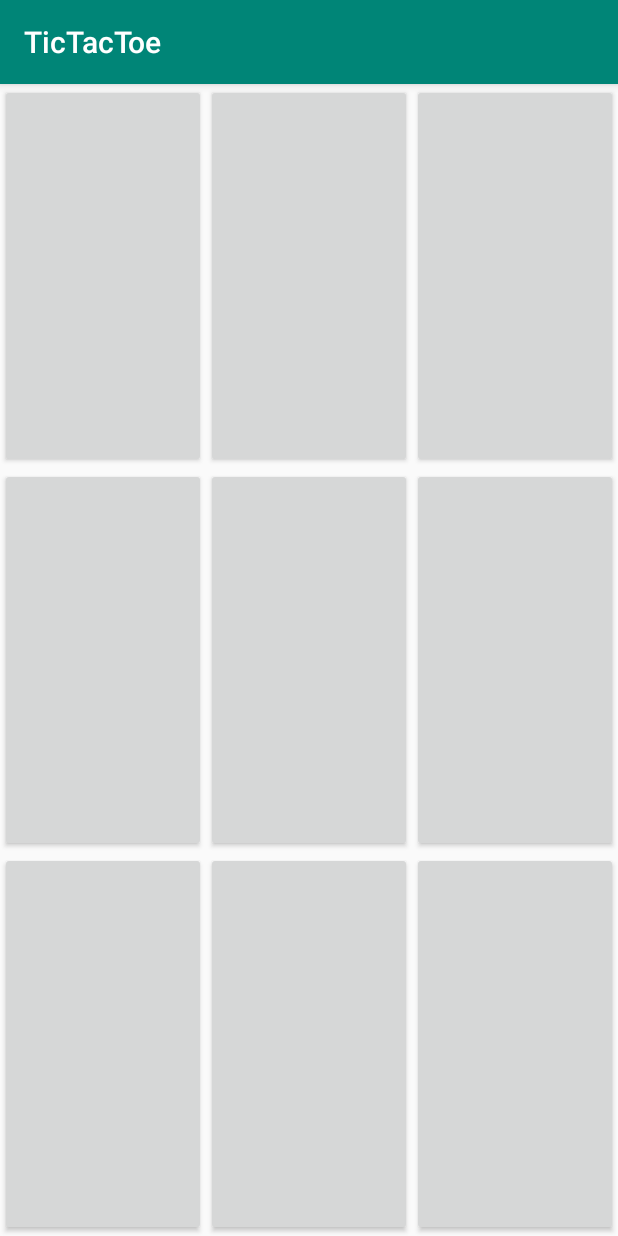
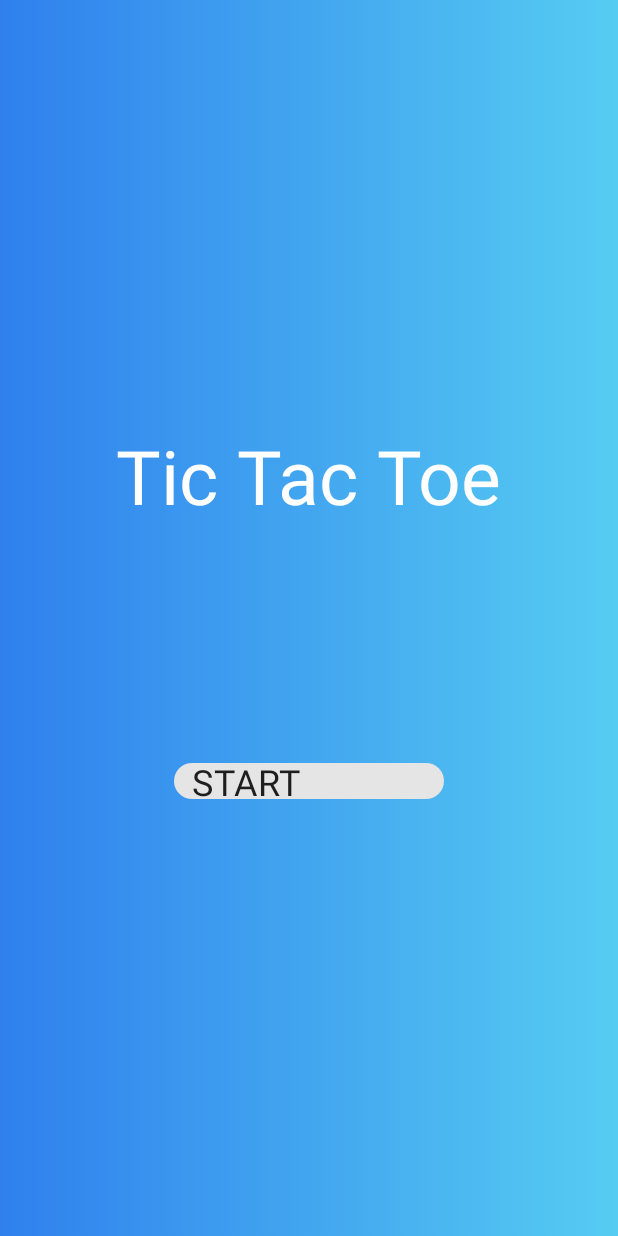
Before and after one commit to panospost/TicTacToe, an Android app: the screen it shows after launch (MainActivity), on a phone screen of 412 x 824 dp. Run offline under Robolectric (Android 15) with nearby library versions, the phone set to English and light mode, and no system bars; libraries missing offline, so code that uses them is left out: org.jetbrains.anko.

Commit message:
added ladning activity view, need to add the game board

```diff
--- a/app/build.gradle
+++ b/app/build.gradle
@@ -25,14 +25,15 @@ android {
 }
 
 dependencies {
-
+    androidTestImplementation 'androidx.test:runner:1.1.2-alpha02'
+    androidTestImplementation 'androidx.test.espresso:espresso-core:3.2.0-alpha02'
     implementation fileTree(dir: 'libs', include: ['*.jar'])
     implementation"org.jetbrains.kotlin:kotlin-stdlib-jdk7:$kotlin_version"
-    implementation 'androidx.appcompat:appcompat:1.0.0-beta01'
+    implementation 'androidx.appcompat:appcompat:1.1.0-alpha03'
     implementation 'androidx.constraintlayout:constraintlayout:1.1.3'
     testImplementation 'junit:junit:4.12'
-    androidTestImplementation 'androidx.test:runner:1.1.0-alpha4'
-    androidTestImplementation 'androidx.test.espresso:espresso-core:3.1.0-alpha4'
-    implementation 'androidx.core:core-ktx:1.0.0'
+    implementation 'com.google.android.material:material:1.0.0'
+    implementation 'com.android.support:design:28.0.0'
+    implementation 'androidx.core:core-ktx:1.0.1'
     implementation "org.jetbrains.anko:anko:$anko_version"
 }
--- a/app/src/main/java/com/post/ppc/tictactoe/MainActivity.kt
+++ b/app/src/main/java/com/post/ppc/tictactoe/MainActivity.kt
@@ -22,7 +22,7 @@ class MainActivity : AppCompatActivity(),View.OnClickListener {
 
     override fun onCreate(savedInstanceState: Bundle?) {
         super.onCreate(savedInstanceState)
-        setContentView(R.layout.activity_main)
+        setContentView(R.layout.activity_maint)
         setUpUI()
     }
     /*
--- /dev/null
+++ b/app/src/main/res/drawable/ai_turn_icon.xml
@@ -0,0 +1,5 @@
+<vector android:height="24dp" android:tint="#9A0600"
+    android:viewportHeight="24.0" android:viewportWidth="24.0"
+    android:width="24dp" xmlns:android="http://schemas.android.com/apk/res/android">
+    <path android:fillColor="#FF000000" android:pathData="M12,2C6.48,2 2,6.48 2,12s4.48,10 10,10 10,-4.48 10,-10S17.52,2 12,2zM12,20c-4.42,0 -8,-3.58 -8,-8s3.58,-8 8,-8 8,3.58 8,8 -3.58,8 -8,8z"/>
+</vector>
--- /dev/null
+++ b/app/src/main/res/drawable/background_gradient.xml
@@ -0,0 +1,12 @@
+<?xml version="1.0" encoding="utf-8"?>
+<selector xmlns:android="http://schemas.android.com/apk/res/android">
+    <item>
+        <shape>
+            <gradient
+                    android:angle="180"
+                    android:startColor="#56CCF2"
+                    android:endColor="#2F80ED"
+                    android:type="linear" />
+        </shape>
+    </item>
+</selector>
--- /dev/null
+++ b/app/src/main/res/drawable/ic_clear_black_24dp.xml
@@ -0,0 +1,5 @@
+<vector android:height="24dp" android:tint="#58849A"
+    android:viewportHeight="24.0" android:viewportWidth="24.0"
+    android:width="24dp" xmlns:android="http://schemas.android.com/apk/res/android">
+    <path android:fillColor="#FF000000" android:pathData="M19,6.41L17.59,5 12,10.59 6.41,5 5,6.41 10.59,12 5,17.59 6.41,19 12,13.41 17.59,19 19,17.59 13.41,12z"/>
+</vector>
--- a/app/src/main/res/layout/activity_main.xml
+++ /dev/null
@@ -1,86 +0,0 @@
-<?xml version="1.0" encoding="utf-8"?>
-<LinearLayout
-        xmlns:android="http://schemas.android.com/apk/res/android"
-        xmlns:tools="http://schemas.android.com/tools"
-        android:layout_width="match_parent"
-        android:layout_height="match_parent"
-        android:orientation="vertical"
-        tools:context=".MainActivity">
-
-    <LinearLayout android:id="@+id/firstRow"
-            android:layout_width="match_parent"
-                  android:orientation="horizontal"
-                  android:layout_height="0dp"
-                  android:layout_weight ="1">
-        <Button
-                android:id="@+id/button_00"
-                android:layout_width="0dp"
-                android:layout_height="match_parent"
-                android:tag="0"
-        android:layout_weight="1"/>
-        <Button
-                android:id="@+id/button_01"
-                android:tag="1"
-                android:layout_width="0dp"
-                android:layout_height="match_parent"
-                android:layout_weight="1"/>
-        <Button
-                android:id="@+id/button_02"
-                android:tag="2"
-                android:layout_width="0dp"
-                android:layout_height="match_parent"
-                android:layout_weight="1"/>
-
-    </LinearLayout>
-    <LinearLayout android:id="@+id/secondRow"
-                  android:layout_width="match_parent"
-                  android:orientation="horizontal"
-                  android:layout_height="0dp"
-                  android:layout_weight ="1">
-        <Button
-                android:id="@+id/button_10"
-                android:tag="3"
-                android:layout_width="0dp"
-                android:layout_height="match_parent"
-                android:layout_weight="1"/>
-        <Button
-                android:id="@+id/button_11"
-                android:tag="4"
-                android:layout_width="0dp"
-                android:layout_height="match_parent"
-                android:layout_weight="1"/>
-        <Button
-                android:id="@+id/button_12"
-                android:tag="5"
-                android:layout_width="0dp"
-                android:layout_height="match_parent"
-                android:layout_weight="1"/>
-
-    </LinearLayout>
-    <LinearLayout android:id="@+id/thirdRow"
-                  android:layout_width="match_parent"
-                  android:orientation="horizontal"
-                  android:layout_height="0dp"
-                  android:layout_weight ="1">
-        <Button
-                android:id="@+id/button_20"
-                android:tag="6"
-                android:layout_width="0dp"
-                android:layout_height="match_parent"
-                android:layout_weight="1"/>
-        <Button
-                android:id="@+id/button_21"
-                android:tag="7"
-                android:layout_width="0dp"
-                android:layout_height="match_parent"
-                android:layout_weight="1"/>
-        <Button
-                android:id="@+id/button_22"
-                android:tag="8"
-                android:layout_width="0dp"
-                android:layout_height="match_parent"
-                android:layout_weight="1"/>
-
-    </LinearLayout>
-
-</LinearLayout>
--- /dev/null
+++ b/app/src/main/res/layout/activity_maint.xml
@@ -0,0 +1,25 @@
+<?xml version="1.0" encoding="utf-8"?>
+<RelativeLayout
+        xmlns:android="http://schemas.android.com/apk/res/android"
+
+        android:background="@drawable/background_gradient"
+        android:layout_width="match_parent"
+        android:layout_height="match_parent"
+        android:gravity="center">
+    <TextView
+            android:layout_above="@+id/chip2"
+            android:layout_centerHorizontal="true"
+            android:text="@string/game_title"
+            android:textSize="50sp"
+            android:textColor="#ffffff"
+            android:layout_marginBottom="150dp"
+            android:layout_width="wrap_content"
+            android:layout_height="wrap_content" android:id="@+id/game_title"/>
+    <com.google.android.material.chip.Chip
+            android:layout_width="180dp"
+            android:layout_centerHorizontal="true"
+            android:layout_height="40dp" android:id="@+id/chip2" android:text="@string/start" android:textAllCaps="true"
+            android:textSize="24sp" android:gravity="center_horizontal"
+            android:foregroundGravity="center_vertical|center" android:paddingLeft="60dp" android:paddingStart="60dp"/>
+
+</RelativeLayout>
--- a/app/src/main/res/values/colors.xml
+++ b/app/src/main/res/values/colors.xml
@@ -2,5 +2,7 @@
 <resources>
     <color name="colorPrimary">#008577</color>
     <color name="colorPrimaryDark">#00574B</color>
-    <color name="colorAccent">#D81B60</color>
+    <color name="black">#000000</color>
+    <color name="colorAccent">#DBCDD2</color>
+    <color name="button_background_color">#A0A0A0</color>
 </resources>
--- /dev/null
+++ b/app/src/main/res/values/dimens.xml
@@ -0,0 +1,6 @@
+<?xml version="1.0" encoding="utf-8"?>
+<resources>
+    <dimen name="margin_buttons">1dp</dimen>
+    <dimen name="button_width">130dp</dimen>
+    <dimen name="button_height">150dp</dimen>
+</resources>
--- a/app/src/main/res/values/strings.xml
+++ b/app/src/main/res/values/strings.xml
@@ -1,3 +1,5 @@
 <resources>
     <string name="app_name">TicTacToe</string>
+    <string name="start">Start</string>
+    <string name="game_title">Tic Tac Toe</string>
 </resources>
--- a/app/src/main/res/values/styles.xml
+++ b/app/src/main/res/values/styles.xml
@@ -1,7 +1,7 @@
 <resources>
 
     <!-- Base application theme. -->
-    <style name="AppTheme" parent="Theme.AppCompat.Light.DarkActionBar">
+    <style name="AppTheme"  parent="Theme.MaterialComponents.Light.NoActionBar">
         <!-- Customize your theme here. -->
         <item name="colorPrimary">@color/colorPrimary</item>
         <item name="colorPrimaryDark">@color/colorPrimaryDark</item>
```
